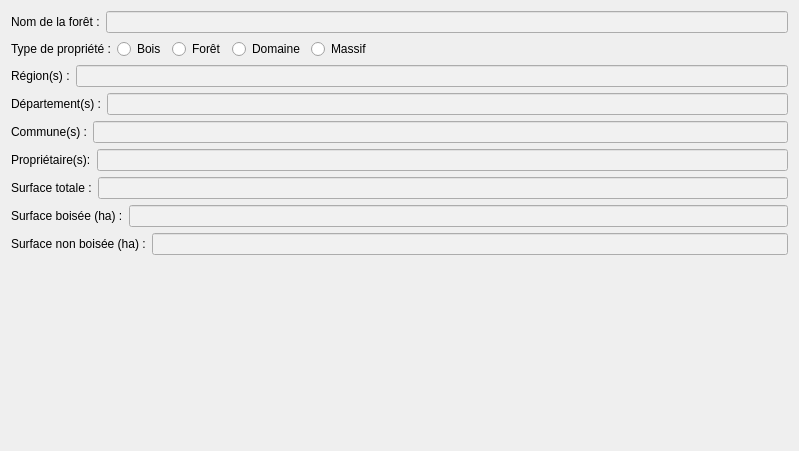
First picture: the form in qsequoia2/modules/forest_data/forest_data.ui, repository SequoiApp/Qsequoia2, before the edit.
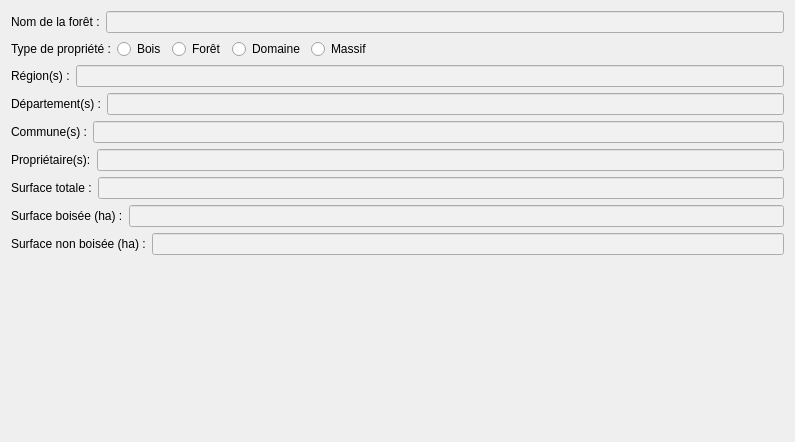
Second picture: the form after the edit.

Patch:
```diff
--- a/qsequoia2/modules/forest_data/forest_data.ui
+++ b/qsequoia2/modules/forest_data/forest_data.ui
@@ -6,8 +6,8 @@
    <rect>
     <x>0</x>
     <y>0</y>
-    <width>799</width>
-    <height>451</height>
+    <width>795</width>
+    <height>442</height>
    </rect>
   </property>
   <property name="windowTitle">
```
Left out of the diff: 4 changed lines with no effect on the pictures.
